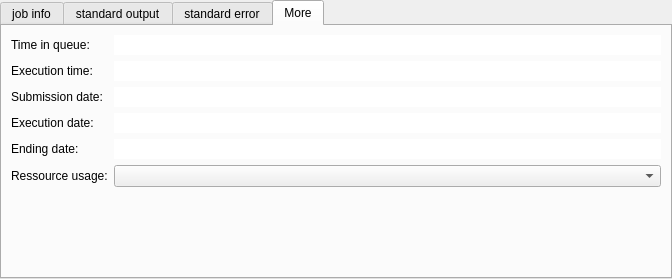
The window that python/soma/workflow/gui/JobInfo.ui (populse/soma-workflow) describes before a commit, drawn with Qt 5.
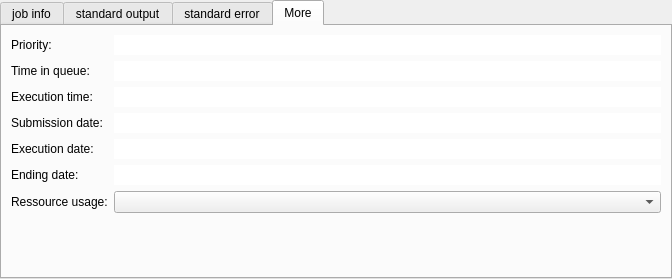
The same window after the commit. The open tabs and pages were chosen to show the change.

Commit message: Job priorities are displayed in the GUI.

```diff
--- a/python/soma/workflow/gui/JobInfo.ui
+++ b/python/soma/workflow/gui/JobInfo.ui
@@ -234,14 +234,14 @@
     <string>More</string>
    </attribute>
    <layout class="QGridLayout" name="gridLayout">
-    <item row="0" column="0">
+    <item row="1" column="0">
      <widget class="QLabel" name="label_11">
       <property name="text">
        <string>Time in queue:</string>
       </property>
      </widget>
     </item>
-    <item row="0" column="1">
+    <item row="1" column="1">
      <widget class="QLineEdit" name="time_in_queue">
       <property name="frame">
        <bool>false</bool>
@@ -251,14 +251,14 @@
       </property>
      </widget>
     </item>
-    <item row="1" column="0">
+    <item row="2" column="0">
      <widget class="QLabel" name="label_12">
       <property name="text">
        <string>Execution time:</string>
       </property>
      </widget>
     </item>
-    <item row="1" column="1">
+    <item row="2" column="1">
      <widget class="QLineEdit" name="execution_time">
       <property name="frame">
        <bool>false</bool>
@@ -268,14 +268,14 @@
       </property>
      </widget>
     </item>
-    <item row="2" column="0">
+    <item row="3" column="0">
      <widget class="QLabel" name="label_4">
       <property name="text">
        <string>Submission date:</string>
       </property>
      </widget>
     </item>
-    <item row="2" column="1">
+    <item row="3" column="1">
      <widget class="QLineEdit" name="submission_date">
       <property name="frame">
        <bool>false</bool>
@@ -285,14 +285,14 @@
       </property>
      </widget>
     </item>
-    <item row="3" column="0">
+    <item row="4" column="0">
      <widget class="QLabel" name="label_9">
       <property name="text">
        <string>Execution date:</string>
       </property>
      </widget>
     </item>
-    <item row="3" column="1">
+    <item row="4" column="1">
      <widget class="QLineEdit" name="execution_date">
       <property name="frame">
        <bool>false</bool>
@@ -302,14 +302,14 @@
       </property>
      </widget>
     </item>
-    <item row="4" column="0">
+    <item row="5" column="0">
      <widget class="QLabel" name="label_10">
       <property name="text">
        <string>Ending date:</string>
       </property>
      </widget>
     </item>
-    <item row="4" column="1">
+    <item row="5" column="1">
      <widget class="QLineEdit" name="ending_date">
       <property name="frame">
        <bool>false</bool>
@@ -319,17 +319,17 @@
       </property>
      </widget>
     </item>
-    <item row="5" column="0">
+    <item row="6" column="0">
      <widget class="QLabel" name="label">
       <property name="text">
        <string>Ressource usage:</string>
       </property>
      </widget>
     </item>
-    <item row="5" column="1">
-     <widget class="QComboBox" name="resource_usage"/>
-    </item>
     <item row="6" column="1">
+     <widget class="QComboBox" name="resource_usage"/>
+    </item>
+    <item row="7" column="1">
      <spacer name="verticalSpacer_2">
       <property name="orientation">
        <enum>Qt::Vertical</enum>
@@ -342,6 +342,20 @@
       </property>
      </spacer>
     </item>
+    <item row="0" column="0">
+     <widget class="QLabel" name="label_13">
+      <property name="text">
+       <string>Priority:</string>
+      </property>
+     </widget>
+    </item>
+    <item row="0" column="1">
+     <widget class="QLineEdit" name="priority">
+      <property name="frame">
+       <bool>false</bool>
+      </property>
+     </widget>
+    </item>
    </layout>
   </widget>
  </widget>
```
The commit also changes 1 other file.
